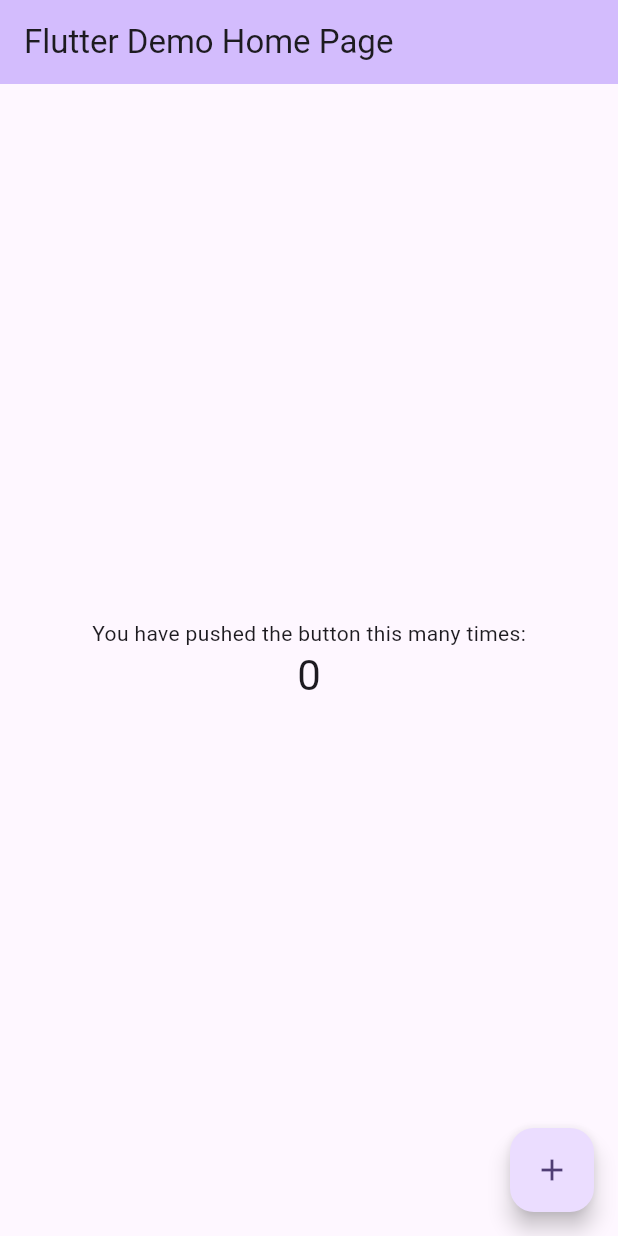
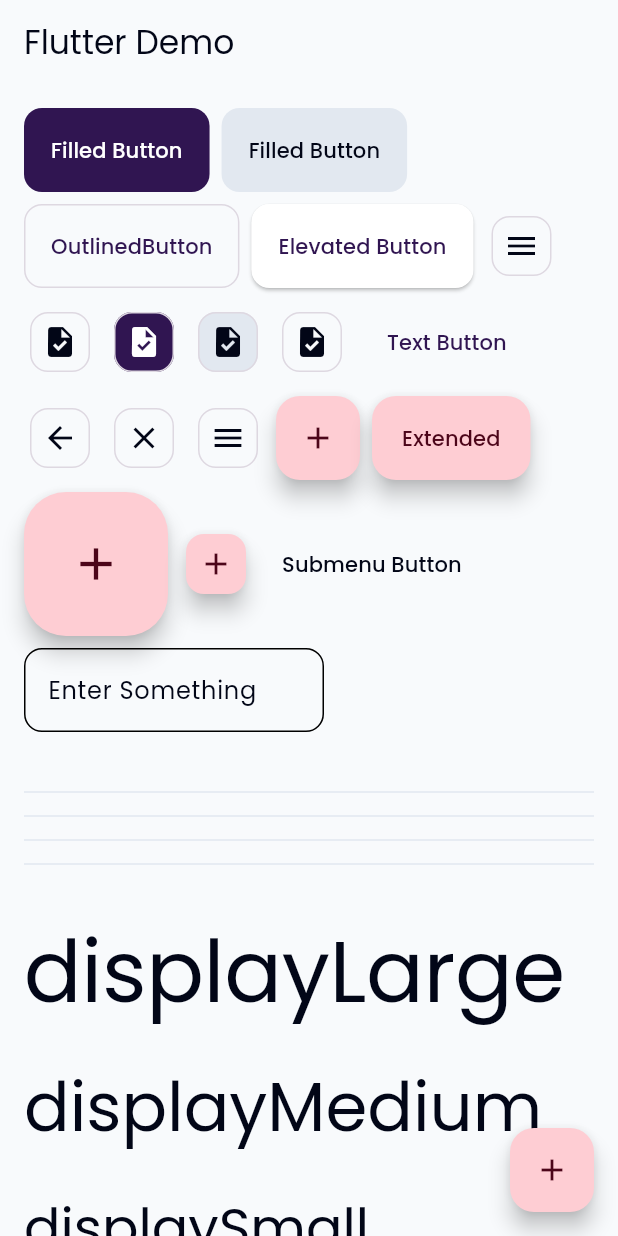
Before and after one commit to vishnumukundan/git_pro, a Flutter app: the screen it shows after launch, on a phone screen of 412 x 824 dp. Run offline on Flutter 3.47's test engine with Material 3 defaults, Android fonts, the phone set to English and light mode, and no system bars.

Commit message:
feat(theme): added app theme

```diff
--- /dev/null
+++ b/lib/core/theme.dart
@@ -0,0 +1,239 @@
+import 'package:flutter/material.dart';
+
+const _kButtonPadding = WidgetStatePropertyAll(
+  EdgeInsets.symmetric(vertical: 18, horizontal: 18),
+);
+
+const _kCircularBorderRadius = BorderRadius.all(Radius.circular(12));
+const _kRoundedRectangleBorder = WidgetStatePropertyAll(
+  RoundedRectangleBorder(borderRadius: BorderRadius.all(Radius.circular(12))),
+);
+
+class ThemeManager {
+  static ThemeMode themeMode = ThemeMode.light;
+  // static ThemeMode themeMode = ThemeMode.dark;
+
+  static light(BuildContext context) {
+    final colorTheme = _ColorScheme(context, themeMode);
+    final buttonTheme = _ButtonThemes(context, themeMode);
+    final textTheme = _TextThemes(context, themeMode);
+    final inputDecoration = _InputDecoration(context, themeMode);
+
+    return ThemeData.light().copyWith(
+      colorScheme: colorTheme.theme(),
+      textTheme: textTheme.theme(),
+      filledButtonTheme: buttonTheme.filledButton(),
+      outlinedButtonTheme: buttonTheme.outlinedButton(),
+      elevatedButtonTheme: buttonTheme.elevatedButton(),
+      textButtonTheme: buttonTheme.textButton(),
+      iconButtonTheme: buttonTheme.iconButton(),
+      inputDecorationTheme: inputDecoration.theme(),
+      floatingActionButtonTheme: buttonTheme.floatingActionButton(),
+      scaffoldBackgroundColor: colorTheme.theme().surface,
+      dividerTheme: DividerThemeData(
+        color: colorTheme.theme().surfaceDim,
+      ),
+    );
+  }
+
+  static dark(BuildContext context) {
+    final colorTheme = _ColorScheme(context, themeMode);
+    final buttonTheme = _ButtonThemes(context, themeMode);
+    final textTheme = _TextThemes(context, themeMode);
+    final inputDecoration = _InputDecoration(context, themeMode);
+
+    return ThemeData.dark().copyWith(
+      colorScheme: colorTheme.theme(),
+      textTheme: textTheme.theme(),
+      filledButtonTheme: buttonTheme.filledButton(),
+      outlinedButtonTheme: buttonTheme.outlinedButton(),
+      elevatedButtonTheme: buttonTheme.elevatedButton(),
+      textButtonTheme: buttonTheme.textButton(),
+      iconButtonTheme: buttonTheme.iconButton(),
+      inputDecorationTheme: inputDecoration.theme(),
+      scaffoldBackgroundColor: colorTheme.theme().surface,
+    );
+  }
+}
+
+class _ButtonThemes {
+  final BuildContext context;
+  final ThemeMode themeMode;
+  //
+  static late bool isLight;
+  static late ColorScheme colorScheme;
+  _ButtonThemes(this.context, this.themeMode) {
+    isLight = themeMode == ThemeMode.light;
+    colorScheme = _ColorScheme(context, themeMode).theme();
+  }
+
+  filledButton() {
+    return const FilledButtonThemeData(
+      style: ButtonStyle(
+        padding: _kButtonPadding,
+        shape: _kRoundedRectangleBorder,
+      ),
+    );
+  }
+
+  outlinedButton() {
+    return OutlinedButtonThemeData(
+      style: ButtonStyle(
+        side: WidgetStatePropertyAll(
+          BorderSide(color: Theme.of(context).colorScheme.surfaceDim),
+        ),
+        padding: _kButtonPadding,
+        shape: _kRoundedRectangleBorder,
+      ),
+    );
+  }
+
+  elevatedButton() {
+    return const ElevatedButtonThemeData(
+      style: ButtonStyle(
+        padding: _kButtonPadding,
+        shape: _kRoundedRectangleBorder,
+      ),
+    );
+  }
+
+  textButton() {
+    return const TextButtonThemeData(
+      style: ButtonStyle(
+        padding: _kButtonPadding,
+        shape: _kRoundedRectangleBorder,
+      ),
+    );
+  }
+
+  iconButton() {
+    return IconButtonThemeData(
+      style: ButtonStyle(
+        side: WidgetStatePropertyAll(
+          BorderSide(color: Theme.of(context).colorScheme.surfaceDim),
+        ),
+        padding: const WidgetStatePropertyAll(EdgeInsets.zero),
+        shape: _kRoundedRectangleBorder,
+      ),
+    );
+  }
+
+  floatingActionButton() {
+    return const FloatingActionButtonThemeData(
+        // backgroundColor: const Color(0xffCFBD00),
+        // extendedTextStyle: TextStyle(
+        //   color: colorScheme.onPrimary,
+        // ),
+        );
+  }
+}
+
+class _InputDecoration {
+  final BuildContext context;
+  final ThemeMode themeMode;
+  //
+  static late bool isLight;
+  _InputDecoration(this.context, this.themeMode) {
+    isLight = themeMode == ThemeMode.light;
+  }
+
+  InputDecorationTheme theme() {
+    return const InputDecorationTheme(
+      outlineBorder: BorderSide(style: BorderStyle.none),
+      border: OutlineInputBorder(borderRadius: _kCircularBorderRadius),
+    );
+  }
+}
+
+class _ColorScheme {
+  final BuildContext context;
+  final ThemeMode themeMode;
+  //
+  static late bool isLight;
+  _ColorScheme(this.context, this.themeMode) {
+    isLight = themeMode == ThemeMode.light;
+  }
+
+  ColorScheme theme() {
+    return isLight
+        ? ColorScheme.light(
+            //
+            primary: getHexColor("301551"),
+            onPrimary: getHexColor("FFFFFF"),
+            primaryContainer: getHexColor("FECDD3"),
+            primaryFixed: getHexColor("FECDD3"),
+            primaryFixedDim: getHexColor("FDA4AF"),
+            onPrimaryContainer: getHexColor("4C0519"),
+            onPrimaryFixed: getHexColor("4C0519"),
+            onPrimaryFixedVariant: getHexColor("9F1239"),
+            inversePrimary: getHexColor("FDA4AF"),
+            //
+            secondary: getHexColor("334155"),
+            onSecondary: getHexColor("FFFFFF"),
+            secondaryContainer: getHexColor("E2E8F0"),
+            secondaryFixed: getHexColor("E2E8F0"),
+            secondaryFixedDim: getHexColor("CBD5E1"),
+            onSecondaryContainer: getHexColor("020617"),
+            onSecondaryFixed: getHexColor("020617"),
+            onSecondaryFixedVariant: getHexColor("475569"),
+            //
+            tertiary: getHexColor("BDB200"),
+            //
+            surface: getHexColor("F8FAFC"),
+            surfaceDim: getHexColor("E2E8F0"),
+            surfaceBright: getHexColor("F8FAFC"),
+            surfaceContainerLow: getHexColor("FFFFFF"),
+            surfaceContainerLowest: getHexColor("F1F5F9"),
+            surfaceContainer: getHexColor("F1F5F9"),
+            surfaceContainerHigh: getHexColor("E2E8F0"),
+            surfaceContainerHighest: getHexColor("E2E8F0"),
+            inverseSurface: getHexColor("0F172A"),
+            onInverseSurface: getHexColor("F1F5F9"),
+            onSurface: getHexColor("020617"),
+          )
+        : ColorScheme.dark(
+            primary: getHexColor("BDB200"),
+            onPrimary: getHexColor("FDFCFE"),
+          );
+  }
+}
+
+class _TextThemes {
+  final BuildContext context;
+  final ThemeMode themeMode;
+  //
+  static late bool isLight;
+  static late ColorScheme colorScheme;
+  static late Color textColor;
+  _TextThemes(this.context, this.themeMode) {
+    isLight = themeMode == ThemeMode.light;
+    colorScheme = _ColorScheme(context, themeMode).theme();
+    textColor = colorScheme.onSurface;
+  }
+
+  static const fontFamily = "Poppins";
+
+  TextTheme theme() {
+    return TextTheme(
+      displayLarge: TextStyle(fontFamily: fontFamily, color: textColor),
+      displayMedium: TextStyle(fontFamily: fontFamily, color: textColor),
+      displaySmall: TextStyle(fontFamily: fontFamily, color: textColor),
+      headlineLarge: TextStyle(fontFamily: fontFamily, color: textColor),
+      headlineMedium: TextStyle(fontFamily: fontFamily, color: textColor),
+      headlineSmall: TextStyle(fontFamily: fontFamily, color: textColor),
+      titleLarge: TextStyle(fontFamily: fontFamily, color: textColor),
+      titleMedium: TextStyle(fontFamily: fontFamily, color: textColor),
+      titleSmall: TextStyle(fontFamily: fontFamily, color: textColor),
+      labelLarge: TextStyle(fontFamily: fontFamily, color: textColor),
+      labelMedium: TextStyle(fontFamily: fontFamily, color: textColor),
+      labelSmall: TextStyle(fontFamily: fontFamily, color: textColor),
+      bodyLarge: TextStyle(fontFamily: fontFamily, color: textColor),
+      bodyMedium: TextStyle(fontFamily: fontFamily, color: textColor),
+      bodySmall: TextStyle(fontFamily: fontFamily, color: textColor),
+    );
+  }
+}
+
+Color getHexColor(String value) {
+  return Color(int.parse("0xff$value"));
+}
--- a/lib/main.dart
+++ b/lib/main.dart
@@ -1,4 +1,5 @@
 import 'package:flutter/material.dart';
+import 'package:git_pro/core/theme.dart';
 
 void main() {
   runApp(const MyApp());
@@ -12,41 +13,17 @@
   Widget build(BuildContext context) {
     return MaterialApp(
       title: 'Flutter Demo',
-      theme: ThemeData(
-        // This is the theme of your application.
-        //
-        // TRY THIS: Try running your application with "flutter run". You'll see
-        // the application has a purple toolbar. Then, without quitting the app,
-        // try changing the seedColor in the colorScheme below to Colors.green
-        // and then invoke "hot reload" (save your changes or press the "hot
-        // reload" button in a Flutter-supported IDE, or press "r" if you used
-        // the command line to start the app).
-        //
-        // Notice that the counter didn't reset back to zero; the application
-        // state is not lost during the reload. To reset the state, use hot
-        // restart instead.
-        //
-        // This works for code too, not just values: Most code changes can be
-        // tested with just a hot reload.
-        colorScheme: ColorScheme.fromSeed(seedColor: Colors.deepPurple),
-        useMaterial3: true,
-      ),
-      home: const MyHomePage(title: 'Flutter Demo Home Page'),
+      theme: ThemeManager.light(context),
+      darkTheme: ThemeManager.dark(context),
+      themeMode: ThemeManager.themeMode,
+      debugShowCheckedModeBanner: false,
+      home: const MyHomePage(title: 'Flutter Demo'),
     );
   }
 }
 
 class MyHomePage extends StatefulWidget {
   const MyHomePage({super.key, required this.title});
-
-  // This widget is the home page of your application. It is stateful, meaning
-  // that it has a State object (defined below) that contains fields that affect
-  // how it looks.
-
-  // This class is the configuration for the state. It holds the values (in this
-  // case the title) provided by the parent (in this case the App widget) and
-  // used by the build method of the State. Fields in a Widget subclass are
-  // always marked "final".
 
   final String title;
 
@@ -55,68 +32,173 @@
 }
 
 class _MyHomePageState extends State<MyHomePage> {
-  int _counter = 0;
-
-  void _incrementCounter() {
-    setState(() {
-      // This call to setState tells the Flutter framework that something has
-      // changed in this State, which causes it to rerun the build method below
-      // so that the display can reflect the updated values. If we changed
-      // _counter without calling setState(), then the build method would not be
-      // called again, and so nothing would appear to happen.
-      _counter++;
-    });
-  }
-
   @override
   Widget build(BuildContext context) {
-    // This method is rerun every time setState is called, for instance as done
-    // by the _incrementCounter method above.
-    //
-    // The Flutter framework has been optimized to make rerunning build methods
-    // fast, so that you can just rebuild anything that needs updating rather
-    // than having to individually change instances of widgets.
     return Scaffold(
       appBar: AppBar(
-        // TRY THIS: Try changing the color here to a specific color (to
-        // Colors.amber, perhaps?) and trigger a hot reload to see the AppBar
-        // change color while the other colors stay the same.
-        backgroundColor: Theme.of(context).colorScheme.inversePrimary,
-        // Here we take the value from the MyHomePage object that was created by
-        // the App.build method, and use it to set our appbar title.
         title: Text(widget.title),
       ),
       body: Center(
-        // Center is a layout widget. It takes a single child and positions it
-        // in the middle of the parent.
-        child: Column(
-          // Column is also a layout widget. It takes a list of children and
-          // arranges them vertically. By default, it sizes itself to fit its
-          // children horizontally, and tries to be as tall as its parent.
-          //
-          // Column has various properties to control how it sizes itself and
-          // how it positions its children. Here we use mainAxisAlignment to
-          // center the children vertically; the main axis here is the vertical
-          // axis because Columns are vertical (the cross axis would be
-          // horizontal).
-          //
-          // TRY THIS: Invoke "debug painting" (choose the "Toggle Debug Paint"
-          // action in the IDE, or press "p" in the console), to see the
-          // wireframe for each widget.
-          mainAxisAlignment: MainAxisAlignment.center,
+        child: ListView(
+          padding: const EdgeInsets.all(16),
           children: <Widget>[
-            const Text(
-              'You have pushed the button this many times:',
+            Wrap(
+              crossAxisAlignment: WrapCrossAlignment.center,
+              spacing: 8,
+              runSpacing: 8,
+              children: [
+                FilledButton(
+                    onPressed: () {}, child: const Text('Filled Button')),
+                FilledButton.tonal(
+                    onPressed: () {}, child: const Text('Filled Button')),
+                OutlinedButton(
+                    onPressed: () {}, child: const Text('OutlinedButton')),
+                ElevatedButton(
+                    onPressed: () {}, child: const Text('Elevated Button')),
+                DrawerButton(onPressed: () {}),
+                IconButton(onPressed: () {}, icon: const Icon(Icons.task)),
+                IconButton.filled(
+                    onPressed: () {}, icon: const Icon(Icons.task)),
+                IconButton.filledTonal(
+                    onPressed: () {}, icon: const Icon(Icons.task)),
+                IconButton.outlined(
+                    onPressed: () {}, icon: const Icon(Icons.task)),
+                TextButton(onPressed: () {}, child: const Text('Text Button')),
+                const BackButton(),
+                const CloseButton(),
+                const DrawerButton(),
+                FloatingActionButton(
+                    onPressed: () {}, child: const Icon(Icons.add)),
+                FloatingActionButton.extended(
+                  onPressed: () {},
+                  label: const Text('Extended'),
+                ),
+                FloatingActionButton.large(
+                    onPressed: () {}, child: const Icon(Icons.add)),
+                FloatingActionButton.small(
+                    onPressed: () {}, child: const Icon(Icons.add)),
+                SizedBox(
+                  width: 200,
+                  child: SubmenuButton(
+                    menuChildren: [
+                      ListTile(
+                        title: const Text('Item'),
+                        leading: const Icon(Icons.check),
+                        onTap: () {},
+                      ),
+                      ListTile(
+                        title: const Text('Item'),
+                        leading: const Icon(Icons.check),
+                        onTap: () {},
+                      ),
+                      const Divider(),
+                      ListTile(
+                        title: const Text('Item'),
+                        leading: const Icon(Icons.check),
+                        onTap: () {},
+                      ),
+                    ],
+                    child: const Text('Submenu Button'),
+                  ),
+                ),
+                const SizedBox(
+                  width: 200,
+                  child: TextField(
+                    decoration: InputDecoration(
+                      // label: Text('Field name'),
+                      hintText: "Enter Something",
+                      // filled: true,
+                    ),
+                  ),
+                ),
+              ],
             ),
+            const SizedBox(height: 32),
+            const Divider(),
+            const Divider(),
+            const Divider(),
+            const Divider(),
+            const SizedBox(height: 32),
             Text(
-              '$_counter',
+              'displayLarge',
+              style: Theme.of(context).textTheme.displayLarge,
+            ),
+            const SizedBox(height: 32),
+            Text(
+              'displayMedium',
+              style: Theme.of(context).textTheme.displayMedium,
+            ),
+            const SizedBox(height: 32),
+            Text(
+              'displaySmall',
+              style: Theme.of(context).textTheme.displaySmall,
+            ),
+            const SizedBox(height: 32),
+            Text(
+              'headlineLarge',
+              style: Theme.of(context).textTheme.headlineLarge,
+            ),
+            const SizedBox(height: 32),
+            Text(
+              'headlineMedium',
               style: Theme.of(context).textTheme.headlineMedium,
             ),
+            const SizedBox(height: 32),
+            Text(
+              'headlineSmall',
+              style: Theme.of(context).textTheme.headlineSmall,
+            ),
+            const SizedBox(height: 32),
+            Text(
+              'titleLarge',
+              style: Theme.of(context).textTheme.titleLarge,
+            ),
+            const SizedBox(height: 32),
+            Text(
+              'titleMedium',
+              style: Theme.of(context).textTheme.titleMedium,
+            ),
+            const SizedBox(height: 32),
+            Text(
+              'titleSmall',
+              style: Theme.of(context).textTheme.titleSmall,
+            ),
+            const SizedBox(height: 32),
+            Text(
+              'labelLarge',
+              style: Theme.of(context).textTheme.labelLarge,
+            ),
+            const SizedBox(height: 32),
+            Text(
+              'labelMedium',
+              style: Theme.of(context).textTheme.labelMedium,
+            ),
+            const SizedBox(height: 32),
+            Text(
+              'labelSmall',
+              style: Theme.of(context).textTheme.labelSmall,
+            ),
+            const SizedBox(height: 32),
+            Text(
+              'bodyLarge',
+              style: Theme.of(context).textTheme.bodyLarge,
+            ),
+            const SizedBox(height: 32),
+            Text(
+              'bodyMedium',
+              style: Theme.of(context).textTheme.bodyMedium,
+            ),
+            const SizedBox(height: 32),
+            Text(
+              'bodySmall',
+              style: Theme.of(context).textTheme.bodySmall,
+            ),
+            const SizedBox(height: 32),
           ],
         ),
       ),
       floatingActionButton: FloatingActionButton(
-        onPressed: _incrementCounter,
+        onPressed: () {},
         tooltip: 'Increment',
         child: const Icon(Icons.add),
       ), // This trailing comma makes auto-formatting nicer for build methods.
```
